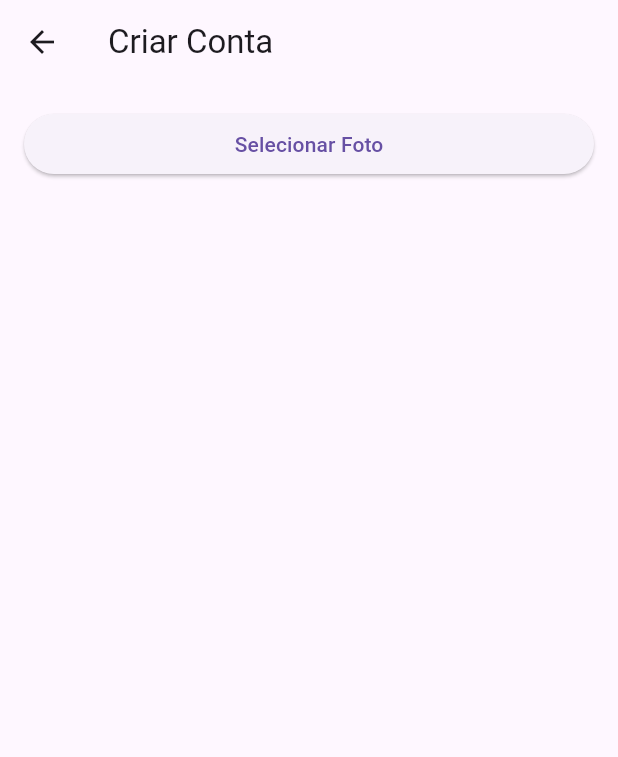
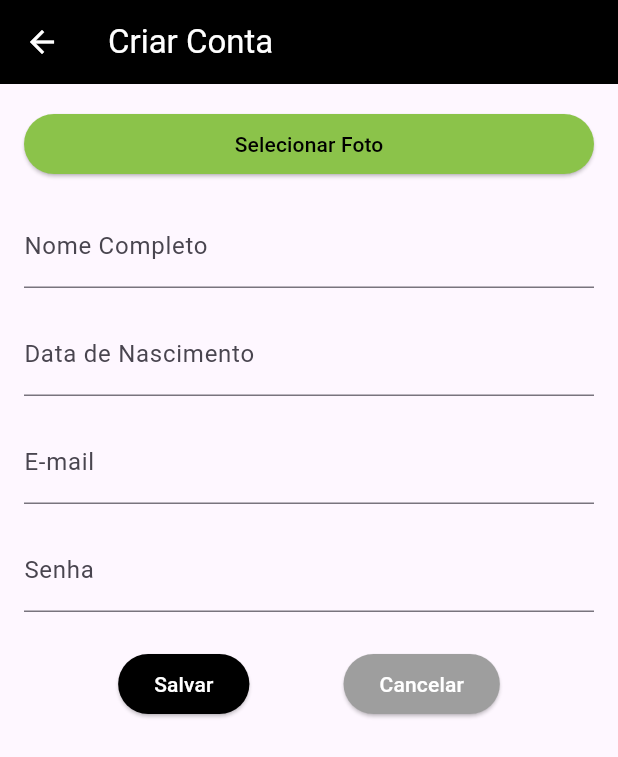
Before and after one commit to brunorusciolelli/Teste_Dev_Felipe, a Flutter app: the SignUpPage screen opened directly, on a phone screen of 412 x 824 dp. Shown: the top 757 px of the screen. Run offline on Flutter 3.47's test engine with Material 3 defaults, Android fonts, the phone set to English and light mode, and no system bars; our stand-ins replace image_picker; network calls fail.

Commit message:
Adição de formulário na tela de cadastro

```diff
--- a/teste_felipe/lib/signup_page.dart
+++ b/teste_felipe/lib/signup_page.dart
@@ -1,36 +1,165 @@
+import 'dart:io';
 import 'package:flutter/material.dart';
 import 'package:image_picker/image_picker.dart';
 
-class SignUpPage extends StatelessWidget {
-  const SignUpPage({Key? key}) : super(key: key);
+class SignUpPage extends StatefulWidget {
+  SignUpPage({Key? key}) : super(key: key);
+
+  @override
+  _SignUpPageState createState() => _SignUpPageState();
+}
+
+class _SignUpPageState extends State<SignUpPage> {
+  final GlobalKey<FormState> _formKey = GlobalKey<FormState>();
+  String? _name;
+  String? _email;
+  String? _password;
+  String? _dob; // Data de Nascimento
+  File? _selectedImage;
 
   Future<void> _selectImage() async {
     final ImagePicker _picker = ImagePicker();
-    final XFile? pickedImage =
-        await _picker.pickImage(source: ImageSource.gallery);
+    final XFile? pickedImage = await _picker.pickImage(source: ImageSource.gallery);
 
     if (pickedImage != null) {
       print("Imagem selecionada: ${pickedImage.path}");
+      setState(() {
+        _selectedImage = File(pickedImage.path);
+      });
     }
+  }
+
+  void _saveForm() {
+    if (_formKey.currentState != null && _formKey.currentState!.validate()) {
+      // Formulário é válido, faça algo com os dados
+      print("Nome: $_name");
+      print("E-mail: $_email");
+      print("Data de Nascimento: $_dob");
+      // Adicione mais lógica conforme necessário
+    }
+  }
+
+  void _cancel() {
+    // Adicione a lógica para navegar de volta para a tela inicial
+    Navigator.of(context).pop();
   }
 
   @override
   Widget build(BuildContext context) {
     return Scaffold(
       appBar: AppBar(
-        title: const Text("Criar Conta"),
+        title: const Text(
+          "Criar Conta",
+          style: TextStyle(color: Colors.white), // Cor branca para o texto
+        ),
+        backgroundColor: const Color.fromARGB(255, 0, 0, 0),
+        iconTheme: IconThemeData(color: Colors.white), // Cor branca para o ícone
       ),
       body: SingleChildScrollView(
         padding: const EdgeInsets.all(16.0),
+        child: Form(
+          key: _formKey,
           child: Column(
             crossAxisAlignment: CrossAxisAlignment.stretch,
             children: [
               ElevatedButton(
                 onPressed: _selectImage,
                 child: const Text("Selecionar Foto"),
+                style: ElevatedButton.styleFrom(
+                  primary: Colors.lightGreen,
+                  onPrimary: Colors.black,
                 ),
-            // Adicione outros widgets da sua página aqui
+              ),
+              if (_selectedImage != null)
+                Image.file(_selectedImage!),
+              const SizedBox(height: 16),
+              TextFormField(
+                decoration: InputDecoration(
+                  labelText: 'Nome Completo',
+                  fillColor: Colors.grey[200],
+                ),
+                validator: (value) {
+                  if (value == null || value.isEmpty) {
+                    return 'Por favor, insira seu nome.';
+                  }
+                  return null;
+                },
+                onSaved: (value) {
+                  _name = value;
+                },
+              ),
+              const SizedBox(height: 16),
+              TextFormField(
+                decoration: InputDecoration(
+                  labelText: 'Data de Nascimento',
+                  fillColor: Colors.grey[200],
+                ),
+                validator: (value) {
+                  // Adicione a lógica de validação da data de nascimento
+                  return null;
+                },
+                onSaved: (value) {
+                  _dob = value;
+                },
+              ),
+              const SizedBox(height: 16),
+              TextFormField(
+                decoration: InputDecoration(
+                  labelText: 'E-mail',
+                  fillColor: Colors.grey[200],
+                ),
+                keyboardType: TextInputType.emailAddress,
+                validator: (value) {
+                  if (value == null || value.isEmpty || !value.contains('@')) {
+                    return 'Por favor, insira um e-mail válido.';
+                  }
+                  return null;
+                },
+                onSaved: (value) {
+                  _email = value;
+                },
+              ),
+              const SizedBox(height: 16),
+              TextFormField(
+                decoration: InputDecoration(
+                  labelText: 'Senha',
+                  fillColor: Colors.grey[200],
+                ),
+                obscureText: true,
+                validator: (value) {
+                  if (value == null || value.isEmpty) {
+                    return 'Por favor, insira sua senha.';
+                  }
+                  return null;
+                },
+                onSaved: (value) {
+                  _password = value;
+                },
+              ),
+              const SizedBox(height: 24),
+              Row(
+                mainAxisAlignment: MainAxisAlignment.spaceEvenly,
+                children: [
+                  ElevatedButton(
+                    onPressed: _saveForm,
+                    child: const Text("Salvar"),
+                    style: ElevatedButton.styleFrom(
+                      primary: const Color.fromARGB(255, 0, 0, 0),
+                      onPrimary: Colors.white,
+                    ),
+                  ),
+                  ElevatedButton(
+                    onPressed: _cancel,
+                    child: const Text("Cancelar"),
+                    style: ElevatedButton.styleFrom(
+                      primary: Colors.grey,
+                      onPrimary: Colors.white,
+                    ),
+                  ),
                 ],
+              ),
+            ],
+          ),
         ),
       ),
     );
```
Also changed, not shown: 1 other file. Lines whose indentation alone changed are shown as unchanged.
